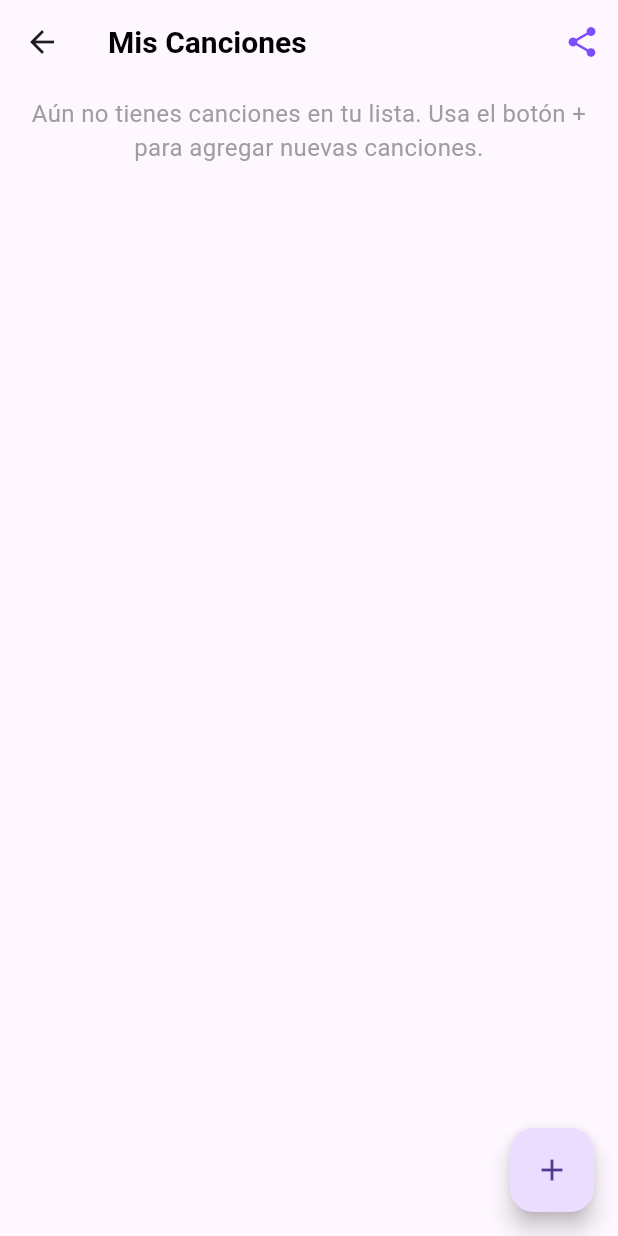
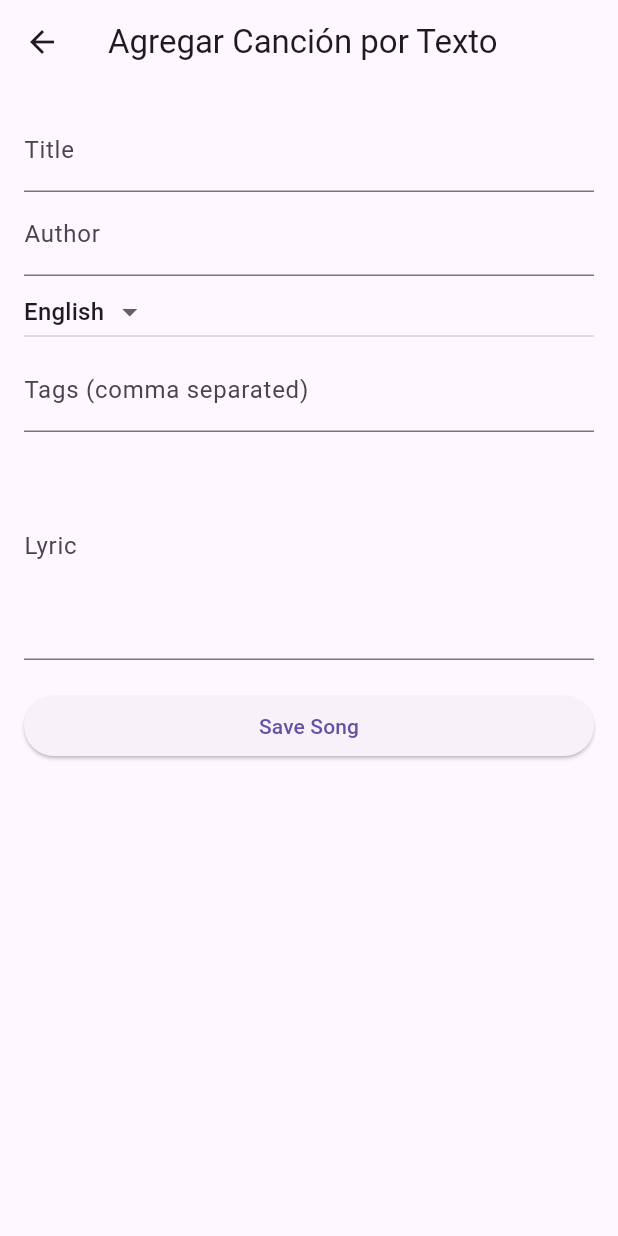
Before and after one commit to githcross/chordly, a Flutter app: the PersonalSongsScreen screen opened by its route, after a tap on the "add" icon, on a phone screen of 412 x 824 dp. Run offline on Flutter 3.47's test engine with Material 3 defaults, Android fonts, the phone set to English and light mode, and no system bars; our stand-ins replace cloud_firestore, firebase_auth, firebase_core, google_sign_in; accounts and stored records are empty; network calls fail.

Commit message:
Crear, editar cancion - via texto
se agregó funcionabilidad al boton (+) de pantalla mis canciones(personal_songs_screen).

funcionabilidad: agregar una nueva canción via texto.

se agregaron nuevas pantallas para edición de canción y detalle de la canción.

se agregaron campos a guardar titulo, autor, idioma, letra, tags y fecha de creacion de la cancion.

tambien funcionabilidad de editar y guardar cambios.

tambien se realizó integración con firestore en firebase para almacenar datos de las canciones.

```diff
--- /dev/null
+++ b/lib/screens/add_song_screen.dart
@@ -0,0 +1,103 @@
+// Archivo: lib/screens/add_song_screen.dart
+import 'package:flutter/material.dart';
+import 'package:cloud_firestore/cloud_firestore.dart';
+import 'package:firebase_auth/firebase_auth.dart';
+
+class AddSongScreen extends StatefulWidget {
+  @override
+  _AddSongScreenState createState() => _AddSongScreenState();
+}
+
+class _AddSongScreenState extends State<AddSongScreen> {
+  final TextEditingController _titleController = TextEditingController();
+  final TextEditingController _authorController = TextEditingController();
+  final TextEditingController _tagsController = TextEditingController();
+  final TextEditingController _lyricController = TextEditingController();
+
+  String _selectedLanguage = 'English';
+
+  // Function to save the song in Firestore
+  void _saveSong() async {
+    final User? user = FirebaseAuth.instance.currentUser;
+    final title = _titleController.text;
+    final author = _authorController.text;
+    final tags = _tagsController.text.split(',').map((e) => e.trim()).toList();
+    final lyric = _lyricController.text;
+    final timestamp = Timestamp.now();
+
+    if (user != null &&
+        title.isNotEmpty &&
+        author.isNotEmpty &&
+        lyric.isNotEmpty) {
+      // Save the song in Firestore
+      FirebaseFirestore.instance.collection('songs').add({
+        'title': title,
+        'author': author,
+        'language': _selectedLanguage,
+        'tags': tags,
+        'lyric': lyric,
+        'timestamp': timestamp,
+        'userId': user.uid,
+      });
+
+      // Go back to the previous screen
+      Navigator.pop(context);
+    } else {
+      // Show an error message
+      ScaffoldMessenger.of(context)
+          .showSnackBar(SnackBar(content: Text('All fields are required')));
+    }
+  }
+
+  @override
+  Widget build(BuildContext context) {
+    return Scaffold(
+      appBar: AppBar(title: Text("Agregar Canción por Texto")),
+      body: Padding(
+        padding: const EdgeInsets.all(16.0),
+        child: Column(
+          crossAxisAlignment: CrossAxisAlignment.stretch,
+          children: [
+            TextField(
+              controller: _titleController,
+              decoration: InputDecoration(labelText: 'Title'),
+            ),
+            TextField(
+              controller: _authorController,
+              decoration: InputDecoration(labelText: 'Author'),
+            ),
+            DropdownButton<String>(
+              value: _selectedLanguage,
+              onChanged: (String? newValue) {
+                setState(() {
+                  _selectedLanguage = newValue!;
+                });
+              },
+              items: <String>['English', 'Spanish']
+                  .map<DropdownMenuItem<String>>((String value) {
+                return DropdownMenuItem<String>(
+                  value: value,
+                  child: Text(value),
+                );
+              }).toList(),
+            ),
+            TextField(
+              controller: _tagsController,
+              decoration: InputDecoration(labelText: 'Tags (comma separated)'),
+            ),
+            TextField(
+              controller: _lyricController,
+              decoration: InputDecoration(labelText: 'Lyric'),
+              maxLines: 5,
+            ),
+            SizedBox(height: 20),
+            ElevatedButton(
+              onPressed: _saveSong,
+              child: Text("Save Song"),
+            ),
+          ],
+        ),
+      ),
+    );
+  }
+}
--- a/lib/screens/personal_songs_screen.dart
+++ b/lib/screens/personal_songs_screen.dart
@@ -1,11 +1,15 @@
-// Archivo: lib/screens/personal_songs_screen.dart
 import 'package:flutter/material.dart';
-import 'package:share_plus/share_plus.dart';
+import 'package:cloud_firestore/cloud_firestore.dart';
+import 'package:firebase_auth/firebase_auth.dart';
 import '../utils/constants.dart'; // Importando las constantes
+import 'song_detail_screen.dart'; // Importando la pantalla de detalles
+import 'add_song_screen.dart'; // Importando la pantalla de agregar canción
 
 class PersonalSongsScreen extends StatelessWidget {
   @override
   Widget build(BuildContext context) {
+    final User? user = FirebaseAuth.instance.currentUser;
+
     return Scaffold(
       appBar: AppBar(
         title: Text("Mis Canciones", style: kTitleTextStyle),
@@ -13,29 +17,61 @@ class PersonalSongsScreen extends StatelessWidget {
           IconButton(
             icon: Icon(Icons.share, size: kIconSize, color: kIconColor),
             onPressed: () {
-              Share.share(
-                  '¡Revisa esta increíble lista de canciones que tengo en mi app!');
+              // Funcionalidad de compartir
             },
           ),
         ],
       ),
-      body: Center(
-        child: ListView(
-          children: [
-            Padding(
-              padding: const EdgeInsets.all(8.0),
-              child: Text(
-                "Aún no tienes canciones en tu lista. Usa el botón + para agregar nuevas canciones.",
-                textAlign: TextAlign.center,
-                style: kSubTitleTextStyle,
-              ),
-            ),
-          ],
-        ),
+      body: StreamBuilder<QuerySnapshot>(
+        stream: FirebaseFirestore.instance
+            .collection('songs')
+            .where('userId',
+                isEqualTo: user?.uid) // Solo canciones del usuario logueado
+            .orderBy('timestamp', descending: true) // Ordenar por timestamp
+            .snapshots(),
+        builder: (context, snapshot) {
+          if (snapshot.connectionState == ConnectionState.waiting) {
+            return Center(child: CircularProgressIndicator());
+          }
+
+          if (snapshot.hasError) {
+            return Center(child: Text("Error: ${snapshot.error}"));
+          }
+
+          if (!snapshot.hasData || snapshot.data!.docs.isEmpty) {
+            return Center(child: Text("No tienes canciones disponibles."));
+          }
+
+          final songs = snapshot.data!.docs;
+
+          return ListView.builder(
+            itemCount: songs.length,
+            itemBuilder: (ctx, index) {
+              final song = songs[index];
+              return ListTile(
+                title: Text(song['title']),
+                subtitle: Text(song['author']),
+                onTap: () {
+                  // Navegar a la pantalla de detalles
+                  Navigator.push(
+                    context,
+                    MaterialPageRoute(
+                      builder: (context) => SongDetailScreen(songId: song.id),
+                    ),
+                  );
+                },
+              );
+            },
+          );
+        },
       ),
       floatingActionButton: FloatingActionButton(
         onPressed: () {
-          // Agregar funcionalidad para añadir una nueva canción
+          // Navegar a la pantalla de agregar canción
+          Navigator.push(
+            context,
+            MaterialPageRoute(builder: (context) => AddSongScreen()),
+          );
         },
         child: Icon(Icons.add),
       ),
--- a/pubspec.yaml
+++ b/pubspec.yaml
@@ -14,6 +14,7 @@ dependencies:
   google_sign_in: ^5.4.0
   provider: ^6.1.1
   share_plus: ^10.1.3
+  cloud_firestore: ^5.6.1
 
 dev_dependencies:
   flutter_test:
```
Also changed, not shown: lib/screens/edit_song_screen.dart (added, +140 -0 lines), lib/screens/home_screen.dart (+21 -7 lines), lib/screens/song_detail_screen.dart (added, +80 -0 lines), pubspec.lock, 3 other files.
